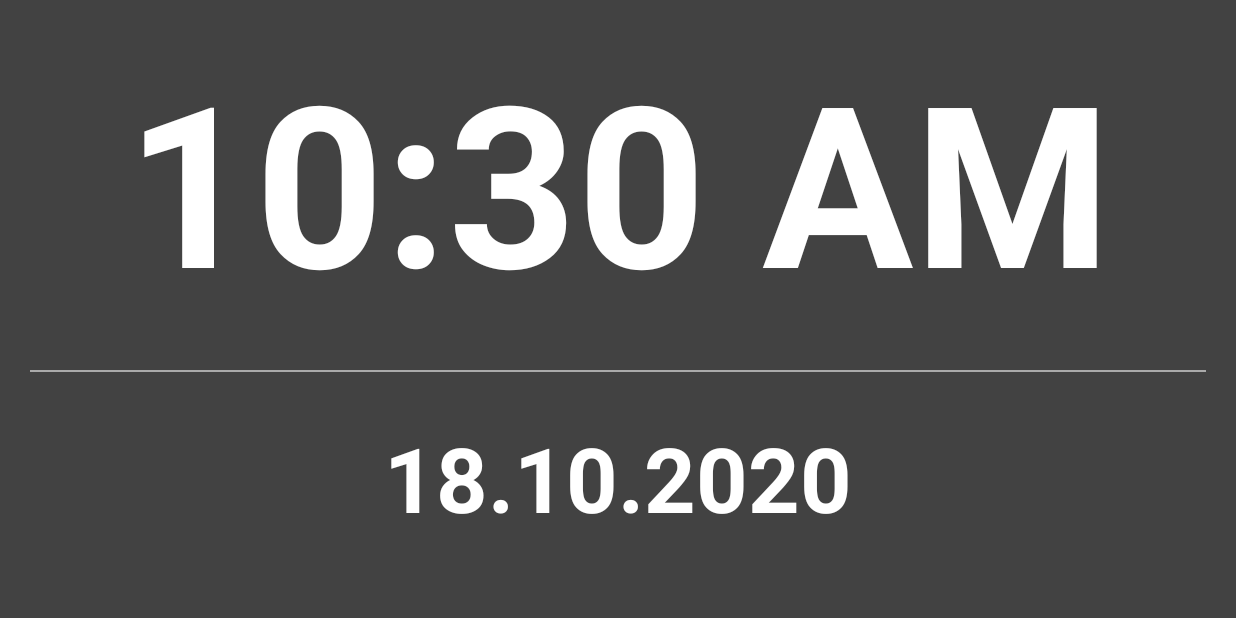
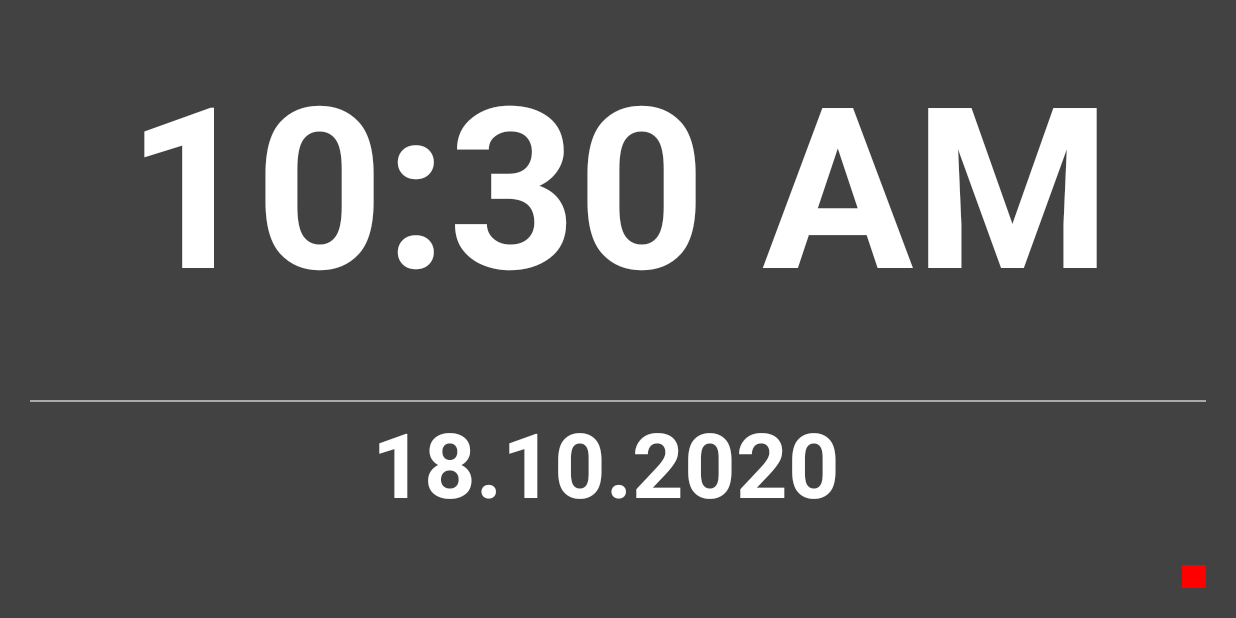
Before and after one commit to yuvalta/SeniorsTablet, an Android app: the screen it shows after launch (MainActivity), on a phone screen of 824 x 412 dp (held sideways). Run offline under Robolectric (Android 15) with nearby library versions, the phone set to English and light mode, and no system bars.

Commit message:
show connection status when connected

```diff
--- a/app/src/main/java/com/example/seniortablet/MainActivity.java
+++ b/app/src/main/java/com/example/seniortablet/MainActivity.java
@@ -11,6 +11,7 @@ import android.text.TextUtils;
 import android.util.Log;
 import android.view.View;
 import android.widget.FrameLayout;
+import android.widget.ImageView;
 import android.widget.TextView;
 import android.widget.Toast;
 
@@ -33,6 +34,7 @@ public class MainActivity extends AppCompatActivity {
     BroadcastReceiver _broadcastReceiver;
     Calendar currentTime;
     FragmentManager fragmentManager;
+    ImageView connectionIndicator;
 
     @Override
     protected void onCreate(Bundle savedInstanceState) {
@@ -41,6 +43,13 @@ public class MainActivity extends AppCompatActivity {
 
         mainBackground = findViewById(R.id.main_background);
         dateTV = findViewById(R.id.date_tv);
+        connectionIndicator = findViewById(R.id.connection_indicator);
+
+        if (ShareDataSingleton.getInstance().isConnected()) {
+            changeIndicator(true);
+        } else {
+            changeIndicator(false);
+        }
 
         fragmentManager = getSupportFragmentManager();
 
@@ -50,17 +59,32 @@ public class MainActivity extends AppCompatActivity {
 
 //        hideNavigationBar();
 
-//        registerBroadcastForTime();
+        registerBroadcastForTime();
 
-        if (isNotificationServiceEnabled()) {
+        if (isNotificationServiceEnabled()) { // TODO: FIX THIS!
             Intent intent = new Intent(ACTION_NOTIFICATION_LISTENER_SETTINGS);
             startActivity(intent);
         }
 
         LocalBroadcastManager.getInstance(this).registerReceiver(mMessageReceiver,
                 new IntentFilter("INCOMING_VIDEO"));
+        LocalBroadcastManager.getInstance(this).registerReceiver(mConnectioneReceiver,
+                new IntentFilter("CONNECTED"));
+        LocalBroadcastManager.getInstance(this).registerReceiver(mDismissReceiver,
+                new IntentFilter("NOTIFICATION_REMOVED"));
 
 //        openAnswerScreen("", "יובל");
+    }
+
+
+    private void changeIndicator(boolean state) {
+        final int colorID = state ? getColor(R.color.green) : getColor(R.color.red);
+        runOnUiThread(new Runnable() {
+            @Override
+            public void run() {
+                connectionIndicator.setBackgroundColor(colorID);
+            }
+        });
     }
 
     private void hideNavigationBar() {
@@ -70,14 +94,13 @@ public class MainActivity extends AppCompatActivity {
         decorView.setSystemUiVisibility(uiOptions);
     }
 
-    private void registerBroadcastForTime() {
+        private void registerBroadcastForTime () {
+
             _broadcastReceiver = new BroadcastReceiver() {
                 @Override
                 public void onReceive(Context ctx, Intent intent) {
                     if (intent.getAction().compareTo(Intent.ACTION_TIME_TICK) == 0)
-                    mainBackground.setBackground(currentTime.get(Calendar.HOUR_OF_DAY) >= 18 ?
-                            getDrawable(R.drawable.night) :
-                            getDrawable(R.drawable.day));
+                        changeIndicator(true);
                 }
             };
 
@@ -85,8 +108,8 @@ public class MainActivity extends AppCompatActivity {
         }
 
 
-    private void setDateAndBackground() {
-//        mainBackground.setBackground(currentTime.get(Calendar.HOUR_OF_DAY) >= 18 ? getDrawable(R.drawable.night) : getDrawable(R.drawable.day));
+        private void setDateAndBackground () {
+//            mainBackground.setBackground(currentTime.get(Calendar.HOUR_OF_DAY) >= 18 ? getDrawable(R.drawable.night) : getDrawable(R.drawable.day));
 
             SimpleDateFormat sdf = new SimpleDateFormat("dd.MM.yyyy");
             String currentDateandTime = sdf.format(new Date());
@@ -98,8 +121,6 @@ public class MainActivity extends AppCompatActivity {
             @Override
             public void onReceive(Context context, Intent intent) {
                 Log.i("UV", "test");
-            // notification appears
-//            if (intent.getStringExtra("type").equals(ShareDataSingleton.getInstance().NOTIFICATION_POSTED)) {
 
                 String message = intent.getStringExtra("message");
                 String caller = intent.getStringExtra("name");
@@ -107,16 +128,28 @@ public class MainActivity extends AppCompatActivity {
                 Log.i("UV", "Got message: " + message);
 
                 openAnswerScreen(message, caller);
-//            }
-//            else { // notification removed
+            }
+        };
+
+
+
+    private BroadcastReceiver mConnectioneReceiver = new BroadcastReceiver() {
+        @Override
+        public void onReceive(Context context, Intent intent) {
+            changeIndicator(true);
+        }
+    };
+
+    private BroadcastReceiver mDismissReceiver = new BroadcastReceiver() {
+        @Override
+        public void onReceive(Context context, Intent intent) {
             for (Fragment fragment : getSupportFragmentManager().getFragments()) {
                 getSupportFragmentManager().beginTransaction().remove(fragment).commit();
             }
-//            }
         }
     };
 
-    private void openAnswerScreen(String message, String caller) { // opens the fragment screen
+        private void openAnswerScreen (String message, String caller){ // opens the fragment screen
 
             try {
 //        if (message.contains(getString(R.string.video_message_id))) {
@@ -137,7 +170,7 @@ public class MainActivity extends AppCompatActivity {
             }
         }
 
-    private boolean isNotificationServiceEnabled() { // checks if we allowed notifications
+        private boolean isNotificationServiceEnabled () { // checks if we allowed notifications
             String pkgName = getPackageName();
             final String flat = Settings.Secure.getString(getContentResolver(),
                     "ENABLED_NOTIFICATION_LISTENERS");
--- a/app/src/main/java/com/example/seniortablet/ShareDataSingleton.java
+++ b/app/src/main/java/com/example/seniortablet/ShareDataSingleton.java
@@ -9,6 +9,7 @@ class ShareDataSingleton {
     public static final int NOTIFICATION_REMOVED = 1;
 
     Notification notification;
+    boolean isConnected = false;
 
     static ShareDataSingleton getInstance() {
         return ourInstance;
@@ -25,4 +26,12 @@ class ShareDataSingleton {
     public void setNotification(Notification notification) {
         this.notification = notification;
     }
+
+    public boolean isConnected() {
+        return isConnected;
+    }
+
+    public void setConnected(boolean connected) {
+        isConnected = connected;
+    }
 }
--- a/app/src/main/res/layout/activity_main.xml
+++ b/app/src/main/res/layout/activity_main.xml
@@ -7,7 +7,7 @@
     android:keepScreenOn="true"
     tools:context=".MainActivity"
     android:id="@+id/main_background"
-    android:background="@color/background_color" >
+    android:background="@color/background_color">
 
     <LinearLayout
         android:padding="20dp"
@@ -29,19 +29,36 @@
         <View
             android:layout_width="match_parent"
             android:layout_height="1dp"
-            android:background="@android:color/darker_gray"/>
+            android:background="@android:color/darker_gray" />
 
-        <TextView
-            android:layout_marginTop="30dp"
-            android:layout_gravity="center_horizontal"
-            android:gravity="center_horizontal"
+        <LinearLayout
+            android:gravity="bottom"
             android:layout_weight="1"
             android:layout_width="match_parent"
             android:layout_height="0dp"
-            android:textSize="60sp"
-            android:textColor="@color/text_color"
-            android:textStyle="bold"
-            android:id="@+id/date_tv" />
+            android:orientation="horizontal">
+
+            <TextView
+                android:layout_marginTop="30dp"
+                android:layout_gravity="center_horizontal"
+                android:gravity="center_horizontal"
+                android:layout_weight="50"
+                android:layout_width="0dp"
+                android:layout_height="match_parent"
+                android:textSize="60sp"
+                android:textColor="@color/text_color"
+                android:textStyle="bold"
+                android:id="@+id/date_tv" />
+
+            <ImageView
+                android:id="@+id/connection_indicator"
+                android:layout_weight="1"
+                android:padding="5dp"
+                android:layout_width="0dp"
+                android:layout_height="15dp" />
+
+        </LinearLayout>
+
 
     </LinearLayout>
 
--- a/app/src/main/res/values/colors.xml
+++ b/app/src/main/res/values/colors.xml
@@ -5,4 +5,6 @@
     <color name="colorAccent">#03DAC5</color>
     <color name="background_color">#424242</color>
     <color name="text_color">#ffffff</color>
+    <color name="red">#FF0000</color>
+    <color name="green">#00FF00</color>
 </resources>
```
Also changed, not shown: app/src/main/java/com/example/seniortablet/NotificationListener.java (+6 -5 lines). Lines whose indentation alone changed are shown as unchanged.
